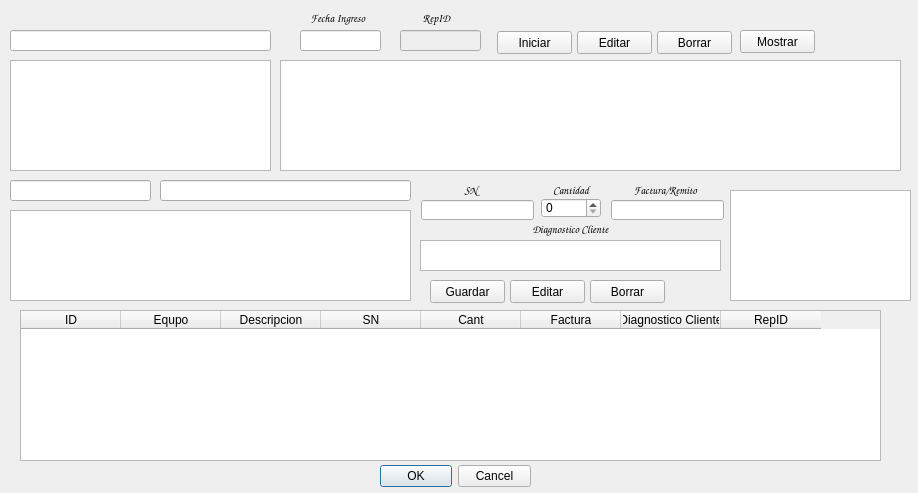
This is ingreso.ui in Matias2178/Sistema_Postventa as Qt 5 draws it before an edit. The edited form follows.
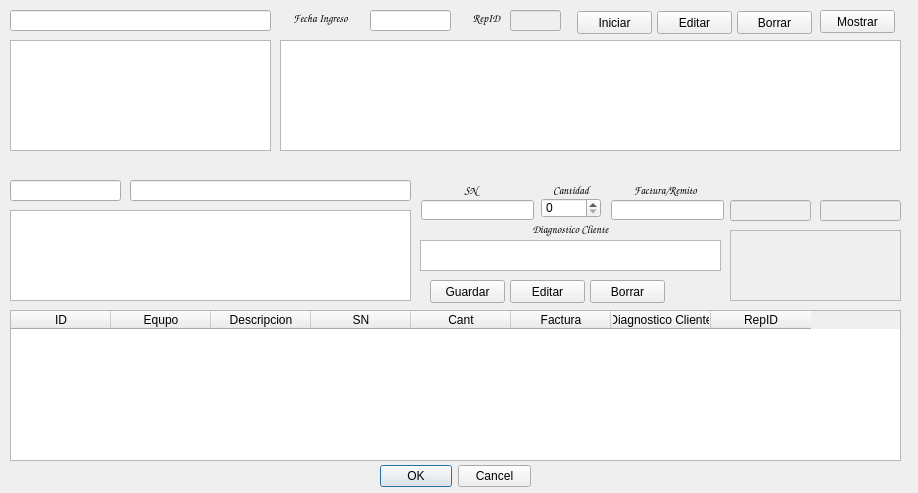
This is the edited form.

Commit message: Agregado de ventanas de edicion para el ingreso de las reparaciones y para editar los datos de los prerifericos que se reparan; por ahora se editan los datos de los perifericos. queda pendiente agregar a la ventana informacion para editar los monitores y las instalaciones

The edit to the form file:
```diff
--- a/ingreso.ui
+++ b/ingreso.ui
@@ -64,8 +64,8 @@
   <widget class="QPushButton" name="RepBorrar">
    <property name="geometry">
     <rect>
-     <x>657</x>
-     <y>31</y>
+     <x>737</x>
+     <y>11</y>
      <width>75</width>
      <height>23</height>
     </rect>
@@ -103,9 +103,9 @@
   <widget class="QLabel" name="lID_33">
    <property name="geometry">
     <rect>
-     <x>300</x>
+     <x>280</x>
      <y>10</y>
-     <width>76</width>
+     <width>81</width>
      <height>16</height>
     </rect>
    </property>
@@ -154,9 +154,9 @@
    </property>
    <property name="geometry">
     <rect>
-     <x>400</x>
-     <y>30</y>
-     <width>81</width>
+     <x>510</x>
+     <y>10</y>
+     <width>51</width>
      <height>21</height>
     </rect>
    </property>
@@ -214,9 +214,9 @@
   <widget class="QTableWidget" name="IngresoTabla">
    <property name="geometry">
     <rect>
-     <x>20</x>
+     <x>10</x>
      <y>310</y>
-     <width>861</width>
+     <width>891</width>
      <height>151</height>
     </rect>
    </property>
@@ -270,8 +270,8 @@
   <widget class="QPushButton" name="RepEditar">
    <property name="geometry">
     <rect>
-     <x>577</x>
-     <y>31</y>
+     <x>657</x>
+     <y>11</y>
      <width>75</width>
      <height>23</height>
     </rect>
@@ -300,8 +300,8 @@
   <widget class="QPushButton" name="RepIniciar">
    <property name="geometry">
     <rect>
-     <x>497</x>
-     <y>31</y>
+     <x>577</x>
+     <y>11</y>
      <width>75</width>
      <height>23</height>
     </rect>
@@ -313,8 +313,8 @@
   <widget class="QLineEdit" name="FIngreso">
    <property name="geometry">
     <rect>
-     <x>300</x>
-     <y>30</y>
+     <x>370</x>
+     <y>10</y>
      <width>81</width>
      <height>21</height>
     </rect>
@@ -349,7 +349,7 @@
   <widget class="QLabel" name="lID_34">
    <property name="geometry">
     <rect>
-     <x>420</x>
+     <x>470</x>
      <y>10</y>
      <width>33</width>
      <height>16</height>
@@ -441,8 +441,8 @@
   <widget class="QPushButton" name="RepMostrar">
    <property name="geometry">
     <rect>
-     <x>740</x>
-     <y>30</y>
+     <x>820</x>
+     <y>10</y>
      <width>75</width>
      <height>23</height>
     </rect>
@@ -458,7 +458,7 @@
    <property name="geometry">
     <rect>
      <x>10</x>
-     <y>60</y>
+     <y>40</y>
      <width>261</width>
      <height>111</height>
     </rect>
@@ -489,7 +489,7 @@
    <property name="geometry">
     <rect>
      <x>10</x>
-     <y>30</y>
+     <y>10</y>
      <width>261</width>
      <height>21</height>
     </rect>
@@ -560,7 +560,7 @@
     <rect>
      <x>10</x>
      <y>180</y>
-     <width>141</width>
+     <width>111</width>
      <height>21</height>
     </rect>
    </property>
@@ -594,9 +594,9 @@
   <widget class="QLineEdit" name="EquipoDescBuscar">
    <property name="geometry">
     <rect>
-     <x>160</x>
+     <x>130</x>
      <y>180</y>
-     <width>251</width>
+     <width>281</width>
      <height>21</height>
     </rect>
    </property>
@@ -634,7 +634,7 @@
    <property name="geometry">
     <rect>
      <x>280</x>
-     <y>60</y>
+     <y>40</y>
      <width>621</width>
      <height>111</height>
     </rect>
@@ -662,12 +662,15 @@
    </attribute>
   </widget>
   <widget class="QTextEdit" name="IngObs">
+   <property name="enabled">
+    <bool>false</bool>
+   </property>
    <property name="geometry">
     <rect>
      <x>730</x>
-     <y>190</y>
-     <width>181</width>
-     <height>111</height>
+     <y>230</y>
+     <width>171</width>
+     <height>71</height>
     </rect>
    </property>
    <property name="html">
@@ -678,6 +681,84 @@
 &lt;p style=&quot;-qt-paragraph-type:empty; margin-top:0px; margin-bottom:0px; margin-left:0px; margin-right:0px; -qt-block-indent:0; text-indent:0px;&quot;&gt;&lt;br /&gt;&lt;/p&gt;&lt;/body&gt;&lt;/html&gt;</string>
    </property>
   </widget>
+  <widget class="QLineEdit" name="fTransp">
+   <property name="enabled">
+    <bool>false</bool>
+   </property>
+   <property name="geometry">
+    <rect>
+     <x>820</x>
+     <y>200</y>
+     <width>81</width>
+     <height>21</height>
+    </rect>
+   </property>
+   <property name="font">
+    <font>
+     <family>Times New Roman</family>
+     <pointsize>9</pointsize>
+     <weight>75</weight>
+     <bold>true</bold>
+    </font>
+   </property>
+   <property name="contextMenuPolicy">
+    <enum>Qt::DefaultContextMenu</enum>
+   </property>
+   <property name="layoutDirection">
+    <enum>Qt::LeftToRight</enum>
+   </property>
+   <property name="inputMethodHints">
+    <set>Qt::ImhDate|Qt::ImhSensitiveData</set>
+   </property>
+   <property name="text">
+    <string/>
+   </property>
+   <property name="maxLength">
+    <number>10</number>
+   </property>
+   <property name="alignment">
+    <set>Qt::AlignCenter</set>
+   </property>
+  </widget>
+  <widget class="QLineEdit" name="rTransp">
+   <property name="enabled">
+    <bool>false</bool>
+   </property>
+   <property name="geometry">
+    <rect>
+     <x>730</x>
+     <y>200</y>
+     <width>81</width>
+     <height>21</height>
+    </rect>
+   </property>
+   <property name="font">
+    <font>
+     <family>Times New Roman</family>
+     <pointsize>9</pointsize>
+     <weight>75</weight>
+     <bold>true</bold>
+    </font>
+   </property>
+   <property name="contextMenuPolicy">
+    <enum>Qt::DefaultContextMenu</enum>
+   </property>
+   <property name="layoutDirection">
+    <enum>Qt::LeftToRight</enum>
+   </property>
+   <property name="inputMethodHints">
+    <set>Qt::ImhDate|Qt::ImhSensitiveData</set>
+   </property>
+   <property name="text">
+    <string/>
+   </property>
+   <property name="maxLength">
+    <number>10</number>
+   </property>
+   <property name="alignment">
+    <set>Qt::AlignCenter</set>
+   </property>
+  </widget>
  </widget>
  <tabstops>
   <tabstop>AgenteBuscar</tabstop>
```
The commit also changes 21 other files.
